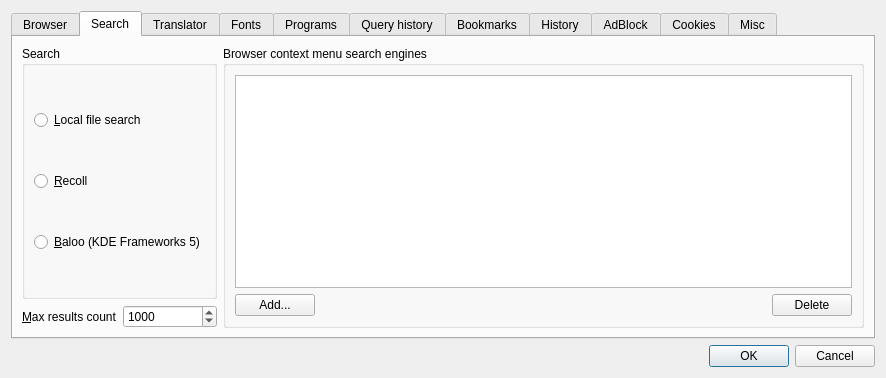
Before: the Qt Designer form settingsdlg.ui in kernel1024/jpreader, drawn with Qt 5.
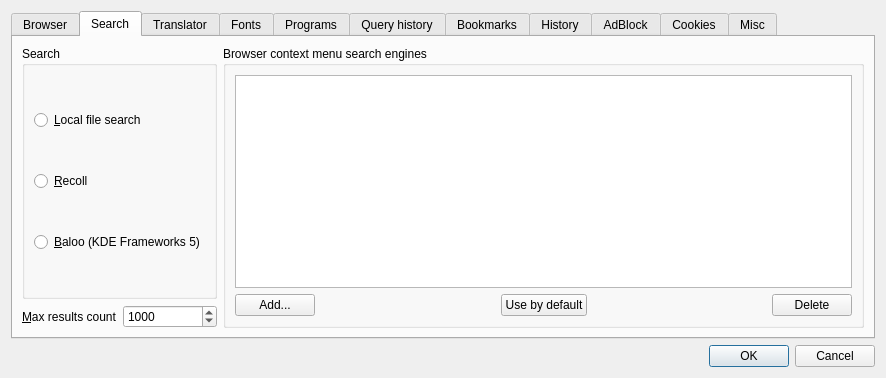
After: the same form once the commit is applied. The open tabs and pages were chosen to show the change.

Commit message: Selectable default context search engine.

Patch:
```diff
--- a/settingsdlg.ui
+++ b/settingsdlg.ui
@@ -300,6 +300,26 @@
               </property>
              </widget>
             </item>
+            <item>
+             <spacer name="horizontalSpacer_8">
+              <property name="orientation">
+               <enum>Qt::Horizontal</enum>
+              </property>
+              <property name="sizeHint" stdset="0">
+               <size>
+                <width>40</width>
+                <height>20</height>
+               </size>
+              </property>
+             </spacer>
+            </item>
+            <item>
+             <widget class="QPushButton" name="buttonDefaultSearch">
+              <property name="text">
+               <string>Use by default</string>
+              </property>
+             </widget>
+            </item>
             <item>
              <spacer name="horizontalSpacer_5">
               <property name="orientation">
```
Left out of the diff: 1 changed line with no effect on the pictures. The commit also changes 6 other files.
